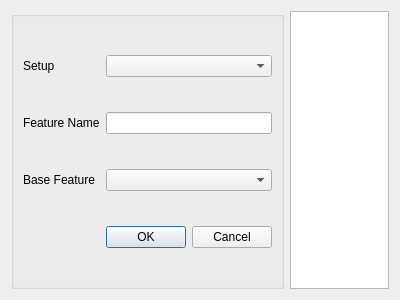
Above: designer/camo_feature_dialog.ui from JonRob812/CAMOnion before the change. Below: the same form after it.
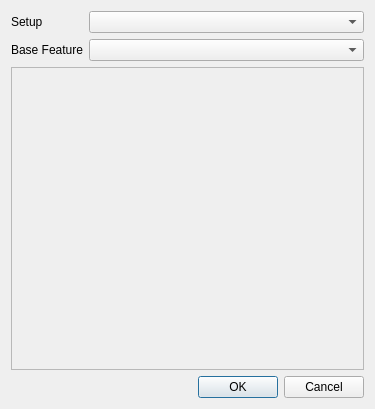
That is the form after the change.

The edit to the form file:
```diff
--- a/designer/camo_feature_dialog.ui
+++ b/designer/camo_feature_dialog.ui
@@ -6,66 +6,51 @@
    <rect>
     <x>0</x>
     <y>0</y>
-    <width>400</width>
-    <height>300</height>
+    <width>375</width>
+    <height>409</height>
    </rect>
   </property>
   <property name="windowTitle">
    <string>Add New Feature</string>
   </property>
-  <layout class="QHBoxLayout" name="horizontalLayout">
-   <item>
-    <widget class="QGroupBox" name="groupBox">
-     <property name="title">
-      <string/>
+  <layout class="QGridLayout" name="gridLayout_2">
+   <item row="2" column="0" colspan="2">
+    <widget class="QFrame" name="frame">
+     <property name="frameShape">
+      <enum>QFrame::StyledPanel</enum>
      </property>
-     <layout class="QGridLayout" name="gridLayout">
-      <item row="2" column="0">
+     <property name="frameShadow">
+      <enum>QFrame::Raised</enum>
+     </property>
+    </widget>
+   </item>
+   <item row="0" column="0">
        <widget class="QLabel" name="label">
         <property name="text">
-         <string>Feature Name</string>
+      <string>Setup</string>
         </property>
        </widget>
       </item>
-      <item row="4" column="2">
+   <item row="0" column="1">
+    <widget class="QComboBox" name="setup_combo"/>
+   </item>
+   <item row="3" column="1">
        <widget class="QDialogButtonBox" name="buttonBox">
-        <property name="orientation">
-         <enum>Qt::Horizontal</enum>
-        </property>
         <property name="standardButtons">
          <set>QDialogButtonBox::Cancel|QDialogButtonBox::Ok</set>
         </property>
        </widget>
       </item>
-      <item row="2" column="2">
-       <widget class="QLineEdit" name="lineEdit"/>
-      </item>
-      <item row="3" column="2">
-       <widget class="QComboBox" name="comboBox"/>
-      </item>
-      <item row="3" column="0">
+   <item row="1" column="1">
+    <widget class="QComboBox" name="base_feature_combo"/>
+   </item>
+   <item row="1" column="0">
        <widget class="QLabel" name="label_2">
         <property name="text">
          <string>Base Feature</string>
         </property>
        </widget>
       </item>
-      <item row="0" column="2">
-       <widget class="QComboBox" name="comboBox_2"/>
-      </item>
-      <item row="0" column="0">
-       <widget class="QLabel" name="label_3">
-        <property name="text">
-         <string>Setup</string>
-        </property>
-       </widget>
-      </item>
-     </layout>
-    </widget>
-   </item>
-   <item>
-    <widget class="QListWidget" name="listWidget"/>
-   </item>
   </layout>
  </widget>
  <resources/>
```
Left out of the diff: 37 changed lines with no effect on the pictures. Lines whose indentation alone changed are shown as unchanged.
